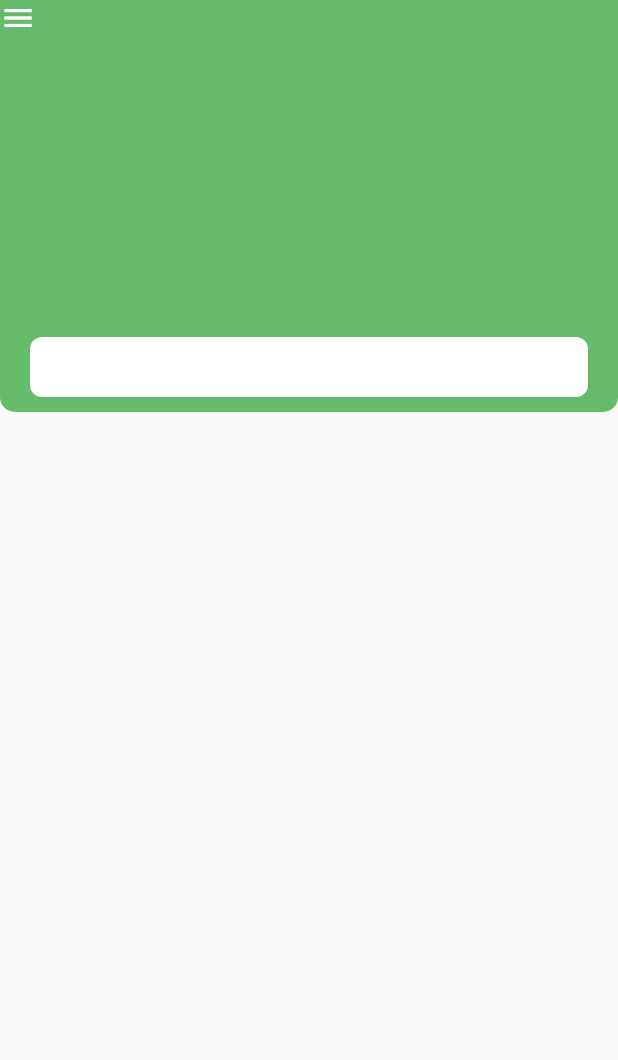
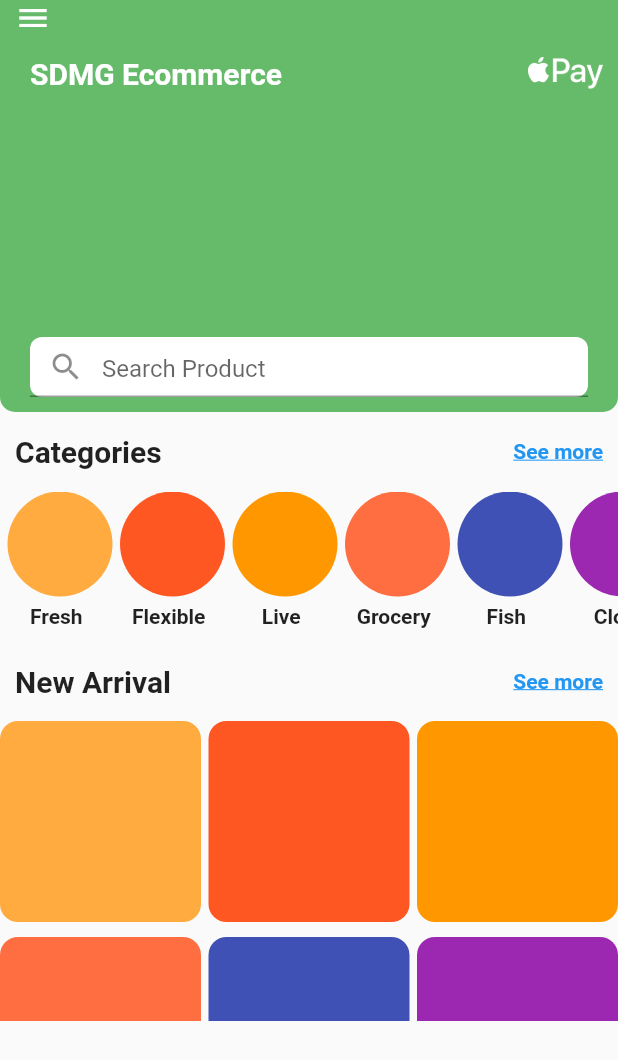
Before and after one commit to nmkawcher/SdmgEcommerce, a Flutter app: the HomeScreen screen opened directly, on a phone screen of 412 x 824 dp. Shown: the top 1060 px of the screen. Run offline on Flutter 3.47's test engine with Material 2 defaults, Android fonts, the phone set to English and light mode, and no system bars.

Commit message:
day 43 complete

```diff
--- /dev/null
+++ b/lib/model/category_model.dart
@@ -0,0 +1,25 @@
+
+import 'package:flutter/cupertino.dart';
+import 'package:flutter/material.dart';
+
+class CategoryModel{
+  final String categoryName;
+  final Color   color;
+
+  CategoryModel({required this.categoryName, required this.color});
+
+
+
+}
+List<CategoryModel>categoryList=[
+  CategoryModel(categoryName:"Fresh", color: Colors.orangeAccent),
+  CategoryModel(categoryName:"Flexible", color: Colors.deepOrange),
+  CategoryModel(categoryName:"Live", color: Colors.orange),
+  CategoryModel(categoryName:"Grocery", color: Colors.deepOrangeAccent),
+  CategoryModel(categoryName:"Fish", color: Colors.indigo),
+  CategoryModel(categoryName:"Cloth", color: Colors.purple),
+  CategoryModel(categoryName:"Chicken", color: Colors.teal),
+  CategoryModel(categoryName:"Food", color: Colors.cyan),
+  CategoryModel(categoryName:"Electronics", color: Colors.blue),
+  CategoryModel(categoryName:"Fast Food", color: Colors.lightBlueAccent),
+];
--- a/lib/screens/home_screen.dart
+++ b/lib/screens/home_screen.dart
@@ -1,4 +1,6 @@
+import 'package:flutter/cupertino.dart';
 import 'package:flutter/material.dart';
+import 'package:sdmg_ecommerce/model/category_model.dart';
 class HomeScreen extends StatefulWidget {
   const HomeScreen({Key? key}) : super(key: key);
 
@@ -18,6 +20,7 @@ class _HomeScreenState extends State<HomeScreen> {
         Stack(
            children: [
              Container(
+               padding: EdgeInsets.symmetric(horizontal:10, ),
                height: height/3,
                width: width,
               decoration: BoxDecoration(
@@ -30,8 +33,17 @@ class _HomeScreenState extends State<HomeScreen> {
                      Align(alignment:Alignment.centerLeft,child: Icon(Icons.menu,color: Colors.white,)),
 
                    Row(
+                     mainAxisAlignment: MainAxisAlignment.spaceBetween,
                      children: [
-
+                       Padding(
+                         padding: const EdgeInsets.only(left: 10,),
+                         child: Text("SDMG Ecommerce",style: TextStyle(
+                           color: Colors.white,
+                           fontWeight: FontWeight.bold,
+                           fontSize: 20
+                         ),),
+                       ),
+                       Image.asset("assets/images/apple-pay.png",height: 50,width: 50,color: Colors.white,),
                      ],
                    )
 
@@ -50,10 +62,89 @@ class _HomeScreenState extends State<HomeScreen> {
                    borderRadius: BorderRadius.circular(8),
                    color: Colors.white
                  ),
+                 child: TextField(
+                   decoration: InputDecoration(
+                     hintText: "Search Product",
+                     prefixIcon: Icon(Icons.search,),
+                     focusedBorder: InputBorder.none
+                   ),
+                 ),
                ),
-             )
+             ),
+           ],
+        ),
+        SizedBox(height: 10,),
+        Padding(
+          padding: const EdgeInsets.symmetric(vertical: 5,horizontal: 10),
+          child: Row(
+            mainAxisAlignment: MainAxisAlignment.spaceBetween,
+            children: [
+              Text("Categories",style: TextStyle(
+                fontWeight: FontWeight.bold,
+                fontSize: 20
+              ),),
+              GestureDetector(onTap: (){print("click on see more");},child: Text("See more",style: TextStyle(decoration: TextDecoration.underline,fontWeight: FontWeight.bold,color: Colors.blue,),))
+            ],
+          ),
+        ),
+        SizedBox(height: 10,),
+        Container(
+          height: 100,
+          width: double.infinity,
+          child: ListView.builder(
+            physics: ScrollPhysics(),
+            scrollDirection: Axis.horizontal,
+            itemCount: categoryList.length,
+              itemBuilder: (context,index){
+              return Column(
+                children: [
+                  Container(
+                    height: 70,
+                    width: 70,
+                    margin: EdgeInsets.only(left: 5),
+                    decoration: BoxDecoration(
+                      shape: BoxShape.circle,
+                      color: categoryList[index].color
+                    ),
+                  ),
+                  SizedBox(height: 5,),
+                  Text(categoryList[index].categoryName,style: TextStyle(fontWeight:FontWeight.bold ),)
 
-           ],
+                ],
+              );
+              }
+          ),
+        ),
+        SizedBox(height: 10,),
+        Padding(
+          padding: const EdgeInsets.symmetric(vertical: 5,horizontal: 10),
+          child: Row(
+            mainAxisAlignment: MainAxisAlignment.spaceBetween,
+            children: [
+              Text("New Arrival",style: TextStyle(
+                  fontWeight: FontWeight.bold,
+                  fontSize: 20
+              ),),
+              GestureDetector(onTap: (){print("click on see more");},child: Text("See more",style: TextStyle(decoration: TextDecoration.underline,fontWeight: FontWeight.bold,color: Colors.blue,),))
+            ],
+          ),
+        ),
+        SizedBox(height: 10,),
+        Container(
+          height: 200,
+          child: GridView.count(
+              crossAxisCount: 3,
+              crossAxisSpacing: 5,
+             mainAxisSpacing: 10,
+            children: List.generate(categoryList.length, (index) =>
+            Container(
+              height: 100,
+              decoration: BoxDecoration(
+                borderRadius: BorderRadius.circular(12),
+                color: categoryList[index].color
+              ),
+            )),
+          ),
         )
       ],
     ),
--- a/lib/screens/login_screen.dart
+++ b/lib/screens/login_screen.dart
@@ -1,6 +1,7 @@
 import 'package:flutter/gestures.dart';
 import 'package:flutter/material.dart';
 import 'package:flutter/widgets.dart';
+import 'package:sdmg_ecommerce/screens/home_screen.dart';
 import 'package:sdmg_ecommerce/screens/signup_screen.dart';
 
 class LoginScreen extends StatefulWidget {
@@ -65,7 +66,12 @@ class _LoginScreenState extends State<LoginScreen> {
                 SizedBox(
                   height: 20,
                 ),
-                ElevatedButton(onPressed: () {}, child: Text("Login")),
+                ElevatedButton(onPressed: () {
+                  Navigator.push(
+                      context,
+                      MaterialPageRoute(
+                          builder: (context) => HomeScreen()));
+                }, child: Text("Login")),
                 SizedBox(
                   height: 30,
                 ),
```
